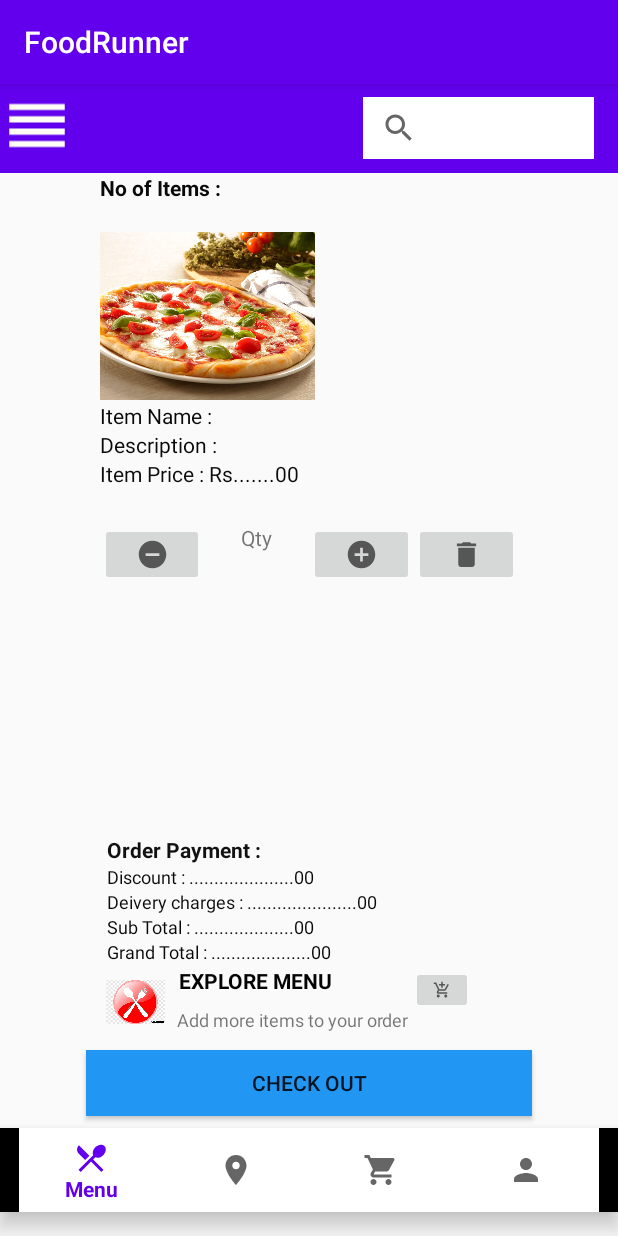
After one commit to anushasomawansha/FoodApp, an Android app: the Cart screen opened directly, with no data from a screen before it, on a phone screen of 412 x 824 dp. The commit adds this screen. Run offline under Robolectric (Android 15) with nearby library versions, the phone set to English and light mode, and no system bars.

Commit message:
design ui

```diff
--- a/app/build.gradle
+++ b/app/build.gradle
@@ -26,7 +26,8 @@ dependencies {
     implementation fileTree(dir: "libs", include: ["*.jar"])
     implementation 'androidx.appcompat:appcompat:1.2.0'
     implementation 'androidx.constraintlayout:constraintlayout:1.1.3'
-    implementation 'com.google.android.material:material:1.2.0'
+    implementation 'com.google.android.material:material:1.0.0'
+    implementation 'androidx.legacy:legacy-support-v4:1.0.0'
     testImplementation 'junit:junit:4.12'
     androidTestImplementation 'androidx.test.ext:junit:1.1.1'
     androidTestImplementation 'androidx.test.espresso:espresso-core:3.2.0'
--- a/app/src/main/AndroidManifest.xml
+++ b/app/src/main/AndroidManifest.xml
@@ -9,6 +9,7 @@
         android:roundIcon="@mipmap/ic_launcher_round"
         android:supportsRtl="true"
         android:theme="@style/AppTheme">
+        <activity android:name=".Cart"></activity>
         <activity android:name=".Category" />
         <activity android:name=".MainActivity">
             <intent-filter>
--- /dev/null
+++ b/app/src/main/java/com/example/foodrunner/Cart.java
@@ -0,0 +1,14 @@
+package com.example.foodrunner;
+
+import androidx.appcompat.app.AppCompatActivity;
+
+import android.os.Bundle;
+
+public class Cart extends AppCompatActivity {
+
+    @Override
+    protected void onCreate(Bundle savedInstanceState) {
+        super.onCreate(savedInstanceState);
+        setContentView(R.layout.activity_cart);
+    }
+}
--- /dev/null
+++ b/app/src/main/res/drawable/add.xml
@@ -0,0 +1,10 @@
+<vector xmlns:android="http://schemas.android.com/apk/res/android"
+    android:width="24dp"
+    android:height="24dp"
+    android:viewportWidth="24"
+    android:viewportHeight="24"
+    android:tint="?attr/colorControlNormal">
+  <path
+      android:fillColor="@android:color/white"
+      android:pathData="M12,2C6.48,2 2,6.48 2,12s4.48,10 10,10 10,-4.48 10,-10S17.52,2 12,2zM17,13h-4v4h-2v-4L7,13v-2h4L11,7h2v4h4v2z"/>
+</vector>
--- /dev/null
+++ b/app/src/main/res/drawable/delete.xml
@@ -0,0 +1,10 @@
+<vector xmlns:android="http://schemas.android.com/apk/res/android"
+    android:width="24dp"
+    android:height="24dp"
+    android:viewportWidth="24"
+    android:viewportHeight="24"
+    android:tint="?attr/colorControlNormal">
+  <path
+      android:fillColor="@android:color/white"
+      android:pathData="M6,19c0,1.1 0.9,2 2,2h8c1.1,0 2,-0.9 2,-2V7H6v12zM19,4h-3.5l-1,-1h-5l-1,1H5v2h14V4z"/>
+</vector>
--- /dev/null
+++ b/app/src/main/res/drawable/shopping_cart.xml
@@ -0,0 +1,10 @@
+<vector xmlns:android="http://schemas.android.com/apk/res/android"
+    android:width="24dp"
+    android:height="24dp"
+    android:viewportWidth="24"
+    android:viewportHeight="24"
+    android:tint="?attr/colorControlNormal">
+  <path
+      android:fillColor="@android:color/white"
+      android:pathData="M11,9h2L13,6h3L16,4h-3L13,1h-2v3L8,4v2h3v3zM7,18c-1.1,0 -1.99,0.9 -1.99,2S5.9,22 7,22s2,-0.9 2,-2 -0.9,-2 -2,-2zM17,18c-1.1,0 -1.99,0.9 -1.99,2s0.89,2 1.99,2 2,-0.9 2,-2 -0.9,-2 -2,-2zM7.17,14.75l0.03,-0.12 0.9,-1.63h7.45c0.75,0 1.41,-0.41 1.75,-1.03l3.86,-7.01L19.42,4h-0.01l-1.1,2 -2.76,5L8.53,11l-0.13,-0.27L6.16,6l-0.95,-2 -0.94,-2L1,2v2h2l3.6,7.59 -1.35,2.45c-0.16,0.28 -0.25,0.61 -0.25,0.96 0,1.1 0.9,2 2,2h12v-2L7.42,15c-0.13,0 -0.25,-0.11 -0.25,-0.25z"/>
+</vector>
--- /dev/null
+++ b/app/src/main/res/drawable/sub.xml
@@ -0,0 +1,10 @@
+<vector xmlns:android="http://schemas.android.com/apk/res/android"
+    android:width="24dp"
+    android:height="24dp"
+    android:viewportWidth="24"
+    android:viewportHeight="24"
+    android:tint="?attr/colorControlNormal">
+  <path
+      android:fillColor="@android:color/white"
+      android:pathData="M12,2C6.48,2 2,6.48 2,12s4.48,10 10,10 10,-4.48 10,-10S17.52,2 12,2zM17,13L7,13v-2h10v2z"/>
+</vector>
--- /dev/null
+++ b/app/src/main/res/layout/activity_cart.xml
@@ -0,0 +1,317 @@
+<?xml version="1.0" encoding="utf-8"?>
+<androidx.constraintlayout.widget.ConstraintLayout xmlns:android="http://schemas.android.com/apk/res/android"
+    xmlns:app="http://schemas.android.com/apk/res-auto"
+    xmlns:tools="http://schemas.android.com/tools"
+    android:layout_width="match_parent"
+    android:layout_height="match_parent"
+    tools:context=".Cart">
+
+    <androidx.appcompat.widget.Toolbar
+        android:id="@+id/toolbar"
+        android:layout_width="414dp"
+        android:layout_height="59dp"
+        android:background="?attr/colorPrimary"
+        android:minHeight="?attr/actionBarSize"
+        android:theme="?attr/actionBarTheme"
+        app:layout_constraintBottom_toTopOf="@+id/bottomNavigationView"
+        app:layout_constraintEnd_toEndOf="parent"
+        app:layout_constraintHorizontal_bias="1.0"
+        app:layout_constraintStart_toStartOf="parent"
+        app:layout_constraintTop_toTopOf="parent"
+        app:layout_constraintVertical_bias="0.0" />
+
+    <com.google.android.material.bottomnavigation.BottomNavigationView
+        android:id="@+id/bottomNavigationView"
+        android:layout_width="match_parent"
+        android:layout_height="56dp"
+        android:layout_marginBottom="16dp"
+        app:itemBackground="@color/design_default_color_background"
+        app:layout_constraintBottom_toBottomOf="parent"
+        app:layout_constraintEnd_toEndOf="parent"
+        app:menu="@menu/bottom_menu">
+
+    </com.google.android.material.bottomnavigation.BottomNavigationView>
+
+    <ImageView
+        android:id="@+id/top_nav"
+        android:layout_width="49dp"
+        android:layout_height="55dp"
+        android:layout_marginEnd="32dp"
+        android:contentDescription="@string/nav_button"
+        app:layout_constraintBottom_toBottomOf="parent"
+        app:layout_constraintEnd_toEndOf="@+id/toolbar"
+        app:layout_constraintHorizontal_bias="0.0"
+        app:layout_constraintStart_toStartOf="parent"
+        app:layout_constraintTop_toTopOf="parent"
+        app:layout_constraintVertical_bias="0.0"
+        app:srcCompat="@drawable/ic_baseline_reorder_24" />
+
+    <SearchView
+        android:id="@+id/search"
+        android:layout_width="154dp"
+        android:layout_height="41dp"
+        android:background="#FFFFFF"
+        android:contentDescription="@string/nav_search"
+        app:layout_constraintBottom_toBottomOf="parent"
+        app:layout_constraintEnd_toEndOf="parent"
+        app:layout_constraintHorizontal_bias="0.937"
+        app:layout_constraintStart_toStartOf="parent"
+        app:layout_constraintTop_toTopOf="parent"
+        app:layout_constraintVertical_bias="0.012" />
+
+    <Button
+        android:id="@+id/btn_check"
+        android:layout_width="297dp"
+        android:layout_height="44dp"
+        android:layout_marginBottom="8dp"
+        android:background="#2196F3"
+        android:text="@string/btn_check"
+        app:layout_constraintBottom_toTopOf="@+id/bottomNavigationView"
+        app:layout_constraintEnd_toEndOf="parent"
+        app:layout_constraintStart_toStartOf="parent" />
+
+    <TextView
+        android:id="@+id/textView"
+        android:layout_width="wrap_content"
+        android:layout_height="wrap_content"
+        android:layout_marginBottom="8dp"
+        android:text="@string/add_string1"
+        android:textColor="#040303"
+        android:textSize="14sp"
+        android:textStyle="bold"
+        app:layout_constraintBottom_toTopOf="@+id/textView2"
+        app:layout_constraintEnd_toEndOf="parent"
+        app:layout_constraintHorizontal_bias="0.386"
+        app:layout_constraintStart_toStartOf="parent" />
+
+    <TextView
+        android:id="@+id/textView2"
+        android:layout_width="wrap_content"
+        android:layout_height="wrap_content"
+        android:layout_marginBottom="12dp"
+        android:text="@string/add_string2"
+        android:textSize="12sp"
+        app:layout_constraintBottom_toTopOf="@+id/btn_check"
+        app:layout_constraintEnd_toEndOf="parent"
+        app:layout_constraintHorizontal_bias="0.458"
+        app:layout_constraintStart_toStartOf="parent" />
+
+    <ImageButton
+        android:id="@+id/imageButton2"
+        android:layout_width="41dp"
+        android:layout_height="32dp"
+        android:layout_marginBottom="24dp"
+        android:scaleType="centerInside"
+        app:layout_constraintBottom_toTopOf="@+id/btn_check"
+        app:layout_constraintEnd_toEndOf="parent"
+        app:layout_constraintHorizontal_bias="0.74"
+        app:layout_constraintStart_toStartOf="parent"
+        app:layout_constraintTop_toTopOf="@+id/textView"
+        app:layout_constraintVertical_bias="1.0"
+        app:srcCompat="@drawable/shopping_cart" />
+
+    <ImageView
+        android:id="@+id/imageView2"
+        android:layout_width="39dp"
+        android:layout_height="45dp"
+        android:layout_marginBottom="8dp"
+        android:scaleType="centerInside"
+        app:layout_constraintBottom_toTopOf="@+id/btn_check"
+        app:layout_constraintEnd_toStartOf="@+id/textView"
+        app:layout_constraintHorizontal_bias="0.887"
+        app:layout_constraintStart_toStartOf="parent"
+        app:layout_constraintTop_toBottomOf="@+id/linearLayout2"
+        app:srcCompat="@drawable/ai" />
+
+    <LinearLayout
+        android:id="@+id/linearLayout2"
+        android:layout_width="295dp"
+        android:layout_height="87dp"
+        android:orientation="vertical"
+        app:layout_constraintBottom_toTopOf="@+id/textView"
+        app:layout_constraintEnd_toEndOf="parent"
+        app:layout_constraintHorizontal_bias="0.612"
+        app:layout_constraintStart_toStartOf="parent"
+        app:layout_constraintTop_toBottomOf="@+id/toolbar"
+        app:layout_constraintVertical_bias="1.0">
+
+        <TextView
+            android:id="@+id/textView3"
+            android:layout_width="111dp"
+            android:layout_height="wrap_content"
+            android:text="@string/order"
+            android:textColor="#121111"
+            android:textStyle="bold" />
+
+        <TextView
+            android:id="@+id/textView4"
+            android:layout_width="match_parent"
+            android:layout_height="wrap_content"
+            android:text="@string/dis"
+            android:textColor="#0B0A0A"
+            android:textSize="12sp" />
+
+        <TextView
+            android:id="@+id/textView7"
+            android:layout_width="match_parent"
+            android:layout_height="wrap_content"
+            android:text="@string/delivery"
+            android:textColor="#0B0A0A"
+            android:textSize="12sp" />
+
+        <TextView
+            android:id="@+id/textView5"
+            android:layout_width="match_parent"
+            android:layout_height="wrap_content"
+            android:text="@string/sub_t"
+            android:textColor="#090909"
+            android:textSize="12sp" />
+
+        <TextView
+            android:id="@+id/textView6"
+            android:layout_width="match_parent"
+            android:layout_height="wrap_content"
+            android:text="@string/total"
+            android:textColor="#070707"
+            android:textSize="12sp" />
+
+        <LinearLayout
+            android:layout_width="match_parent"
+            android:layout_height="match_parent"
+            android:orientation="horizontal"></LinearLayout>
+
+    </LinearLayout>
+
+    <androidx.core.widget.NestedScrollView
+        android:id="@+id/nestedScrollView"
+        android:layout_width="279dp"
+        android:layout_height="282dp"
+        android:fillViewport="true"
+        app:layout_constraintEnd_toEndOf="parent"
+        app:layout_constraintStart_toStartOf="parent"
+        app:layout_constraintTop_toBottomOf="@+id/toolbar">
+
+        <LinearLayout
+            android:layout_width="match_parent"
+            android:layout_height="wrap_content"
+            android:orientation="vertical">
+
+            <TextView
+                android:id="@+id/textView10"
+                android:layout_width="match_parent"
+                android:layout_height="wrap_content"
+                android:text="@string/no_items"
+                android:textColor="#090909"
+                android:textStyle="bold" />
+
+            <Space
+                android:layout_width="match_parent"
+                android:layout_height="19dp" />
+
+            <LinearLayout
+                android:layout_width="143dp"
+                android:layout_height="113dp"
+                android:orientation="vertical">
+
+                <ImageView
+                    android:id="@+id/imageView5"
+                    android:layout_width="163dp"
+                    android:layout_height="0dp"
+                    android:layout_weight="1"
+                    android:contentDescription="@string/p"
+                    android:scaleType="centerInside"
+                    app:srcCompat="@drawable/p" />
+
+            </LinearLayout>
+
+            <TableLayout
+                android:layout_width="match_parent"
+                android:layout_height="60dp">
+
+                <TableRow
+                    android:layout_width="326dp"
+                    android:layout_height="42dp">
+
+                    <TextView
+                        android:id="@+id/textView13"
+                        android:layout_width="wrap_content"
+                        android:layout_height="wrap_content"
+                        android:text="@string/name"
+                        android:textColor="#090909" />
+                </TableRow>
+
+                <TableRow
+                    android:layout_width="match_parent"
+                    android:layout_height="match_parent">
+
+                    <TextView
+                        android:id="@+id/textView14"
+                        android:layout_width="87dp"
+                        android:layout_height="match_parent"
+                        android:text="@string/des"
+                        android:textColor="#090808" />
+                </TableRow>
+
+                <TableRow
+                    android:layout_width="match_parent"
+                    android:layout_height="match_parent"
+                    android:orientation="vertical">
+
+                    <TextView
+                        android:id="@+id/textView15"
+                        android:layout_width="wrap_content"
+                        android:layout_height="wrap_content"
+                        android:text="@string/price"
+                        android:textColor="#0C0B0B" />
+
+                </TableRow>
+
+            </TableLayout>
+
+            <Space
+                android:layout_width="match_parent"
+                android:layout_height="21dp" />
+
+            <LinearLayout
+                android:layout_width="match_parent"
+                android:layout_height="42dp">
+
+                <ImageButton
+                    android:id="@+id/imageButton4"
+                    android:layout_width="32dp"
+                    android:layout_height="match_parent"
+                    android:layout_weight="1"
+                    android:scaleType="centerInside"
+                    app:srcCompat="@drawable/sub" />
+
+                <TextView
+                    android:id="@+id/textView17"
+                    android:layout_width="32dp"
+                    android:layout_height="match_parent"
+                    android:layout_weight="1"
+                    android:text="@string/qty"
+                    android:textAlignment="center" />
+
+                <ImageButton
+                    android:id="@+id/imageButton5"
+                    android:layout_width="32dp"
+                    android:layout_height="match_parent"
+                    android:layout_weight="1"
+                    android:scaleType="centerInside"
+                    app:srcCompat="@drawable/add" />
+
+                <ImageButton
+                    android:id="@+id/imageButton6"
+                    android:layout_width="32dp"
+                    android:layout_height="match_parent"
+                    android:layout_weight="1"
+                    android:scaleType="centerInside"
+                    app:srcCompat="@drawable/delete" />
+
+            </LinearLayout>
+
+        </LinearLayout>
+    </androidx.core.widget.NestedScrollView>
+
+
+</androidx.constraintlayout.widget.ConstraintLayout>
--- a/app/src/main/res/values/strings.xml
+++ b/app/src/main/res/values/strings.xml
@@ -6,4 +6,18 @@
     <string name="nav4">Account</string>
     <string name="nav_search">search</string>
     <string name="nav_button">topnav</string>
+    <string name="btn_check">Check Out</string>
+    <string name="add_string1">EXPLORE MENU</string>
+    <string name="add_string2">Add more items to your order</string>
+    <string name="order">Order Payment :</string>
+    <string name="sub_t">Sub Total              : ....................00</string>
+    <string name="dis">Discount               : .....................00</string>
+    <string name="delivery">Deivery charges : ......................00</string>
+    <string name="total">Grand Total          : ....................00</string>
+    <string name="no_items">No of Items :</string>
+    <string name="qty">Qty</string>
+    <string name="p">Pizza</string>
+    <string name="name">Item Name :</string>
+    <string name="des">Description :</string>
+    <string name="price">Item Price : Rs.......00</string>
 </resources>
```
Also changed, not shown: app/src/main/res/drawable/ai.jpg (added), app/src/main/res/drawable/p.jpg (added).
